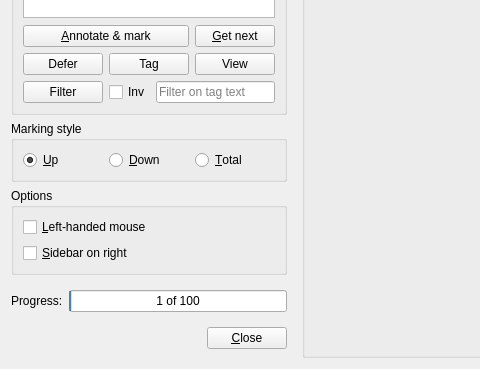
Above: qtCreatorFiles/ui_marker.ui from plomgrading/plom before the change; both pictures show x 0 to 480 and y 399 to 768 of the 1024 by 768 pixel window. Below: the same form after it.
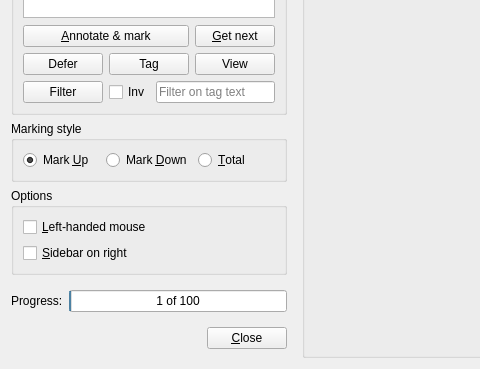
That is the form after the change. Custom widgets are drawn as their Qt base class.

Commit message: be more verbose: "mark up" versus "mark down"

What changed in the file:
```diff
--- a/qtCreatorFiles/ui_marker.ui
+++ b/qtCreatorFiles/ui_marker.ui
@@ -240,7 +240,7 @@
          <item>
           <widget class="QRadioButton" name="markUpRB">
            <property name="text">
-            <string>&amp;Up</string>
+            <string>Mark &amp;Up</string>
            </property>
            <property name="checked">
             <bool>true</bool>
@@ -253,7 +253,7 @@
          <item>
           <widget class="QRadioButton" name="markDownRB">
            <property name="text">
-            <string>&amp;Down</string>
+            <string>Mark &amp;Down</string>
            </property>
            <property name="checked">
             <bool>false</bool>
```
The commit also changes 1 other file.
